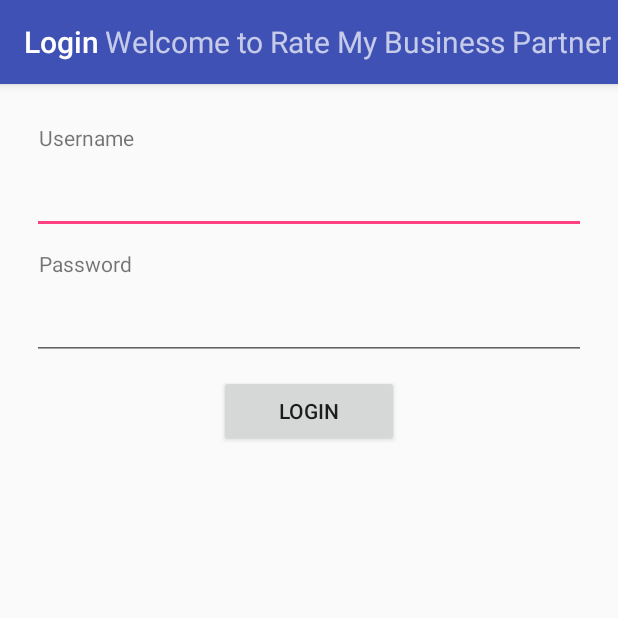
After one commit to ProHax212/RateMyBusinessPartners, an Android app: the Login screen opened directly, with no data from a screen before it, on a phone screen of 412 x 824 dp, the top half of it. The commit adds this screen. Run offline under Robolectric (Android 15) with nearby library versions, the phone set to English and light mode, and no system bars; 1 statement that could not run was skipped.

Commit message:
2/8 User account login page and activity. Created Login, Register.java

```diff
--- /dev/null
+++ b/app/src/main/java/seniordesign/ratemybusinesspartners/Login.java
@@ -0,0 +1,29 @@
+package seniordesign.ratemybusinesspartners;
+
+import android.os.Bundle;
+import android.support.design.widget.FloatingActionButton;
+import android.support.design.widget.Snackbar;
+import android.support.v7.app.AppCompatActivity;
+import android.support.v7.widget.Toolbar;
+import android.view.View;
+
+public class Login extends AppCompatActivity {
+
+    @Override
+    protected void onCreate(Bundle savedInstanceState) {
+        super.onCreate(savedInstanceState);
+        setContentView(R.layout.activity_login);
+        Toolbar toolbar = (Toolbar) findViewById(R.id.toolbar);
+        setSupportActionBar(toolbar);
+
+        FloatingActionButton fab = (FloatingActionButton) findViewById(R.id.fab);
+        fab.setOnClickListener(new View.OnClickListener() {
+            @Override
+            public void onClick(View view) {
+                Snackbar.make(view, "Replace with your own action", Snackbar.LENGTH_LONG)
+                        .setAction("Action", null).show();
+            }
+        });
+    }
+
+}
--- /dev/null
+++ b/app/src/main/res/layout/activity_login.xml
@@ -0,0 +1,34 @@
+<?xml version="1.0" encoding="utf-8"?>
+<LinearLayout xmlns:android="http://schemas.android.com/apk/res/android"
+    xmlns:app="http://schemas.android.com/apk/res-auto"
+    xmlns:tools="http://schemas.android.com/tools"
+    android:layout_width="match_parent"
+    android:layout_height="match_parent"
+    android:orientation="vertical"
+    android:fitsSystemWindows="true"
+    tools:context="seniordesign.ratemybusinesspartners.Login">
+
+    <android.support.design.widget.AppBarLayout
+        android:layout_width="match_parent"
+        android:layout_height="wrap_content"
+        android:theme="@style/AppTheme.AppBarOverlay">
+
+        <android.support.v7.widget.Toolbar
+            android:id="@+id/toolbar"
+            android:layout_width="match_parent"
+            android:layout_height="?attr/actionBarSize"
+            android:background="?attr/colorPrimary"
+            app:popupTheme="@style/AppTheme.PopupOverlay">
+            <TextView
+                android:id="@+id/login_textView_title"
+                android:text="@string/login_textView_title"
+                android:textSize="20sp"
+                android:layout_gravity="center_vertical"
+                android:layout_width="wrap_content"
+                android:layout_height="wrap_content"
+            />
+        </android.support.v7.widget.Toolbar>
+    </android.support.design.widget.AppBarLayout>
+
+    <include layout="@layout/content_login" />
+</LinearLayout>
--- /dev/null
+++ b/app/src/main/res/layout/content_login.xml
@@ -0,0 +1,55 @@
+<?xml version="1.0" encoding="utf-8"?>
+<LinearLayout xmlns:android="http://schemas.android.com/apk/res/android"
+    xmlns:app="http://schemas.android.com/apk/res-auto"
+    xmlns:tools="http://schemas.android.com/tools"
+    android:layout_width="match_parent"
+    android:layout_height="match_parent"
+    android:orientation="vertical"
+    android:paddingBottom="@dimen/activity_vertical_margin"
+    android:paddingLeft="@dimen/activity_horizontal_margin"
+    android:paddingRight="@dimen/activity_horizontal_margin"
+    android:paddingTop="@dimen/activity_vertical_margin"
+    app:layout_behavior="@string/appbar_scrolling_view_behavior"
+    tools:context="seniordesign.ratemybusinesspartners.Login"
+    tools:showIn="@layout/activity_login">
+
+    <TextView
+        android:layout_width="wrap_content"
+        android:text="@string/login_textView_username"
+        android:layout_margin="10dp"
+        android:layout_height="wrap_content" />
+
+    <EditText
+        android:id="@+id/login_editText_username"
+        android:padding="10dp"
+        android:layout_marginLeft="5dp"
+        android:layout_marginRight="5dp"
+        android:inputType="text"
+        android:layout_width="match_parent"
+        android:layout_height="wrap_content" />
+
+    <TextView
+        android:layout_width="wrap_content"
+        android:layout_margin="10dp"
+        android:text="@string/login_textView_password"
+        android:layout_height="wrap_content" />
+
+    <EditText
+        android:id="@+id/login_editText_password"
+        android:padding="10dp"
+        android:layout_marginLeft="5dp"
+        android:layout_marginRight="5dp"
+        android:inputType="textPassword"
+        android:layout_width="match_parent"
+        android:layout_height="wrap_content" />
+
+    <Button
+        android:id="@+id/login_button_login"
+        android:layout_marginLeft="130dp"
+        android:layout_marginRight="130dp"
+        android:layout_marginTop="10dp"
+        android:text="Login"
+        android:layout_width="match_parent"
+        android:layout_height="wrap_content" />
+
+</LinearLayout>
--- a/app/src/main/res/values/strings.xml
+++ b/app/src/main/res/values/strings.xml
@@ -8,4 +8,12 @@
     <!--Company Profile Strings-->
     <string name="company_profile_company_name">[Company Name]</string>
     <string name="company_profile_reviews">Reviews:</string>
+    <string name="title_activity_login">Login</string>
+    <string name="title_activity_register">Register</string>
+
+    <!--Login page Strings-->
+    <string name="login_textView_username">Username</string>
+    <string name="login_textView_password">Password</string>
+    <string name="login_textView_title">Welcome to Rate My Business Partner</string>
+
 </resources>
```
Also changed, not shown: app/src/main/AndroidManifest.xml (+8 -0 lines), app/src/main/java/seniordesign/ratemybusinesspartners/Register.java (added, +29 -0 lines), app/src/main/java/seniordesign/ratemybusinesspartners/models/User.java (+32 -1 lines), app/src/main/res/layout/activity_register.xml (added, +15 -0 lines), app/src/main/res/layout/content_register.xml (added, +15 -0 lines).
